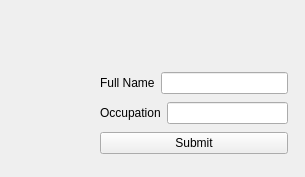
The window that Widget.ui (Krishna-Sharma07/Learning-PySide6) describes before a commit, drawn with Qt 5.
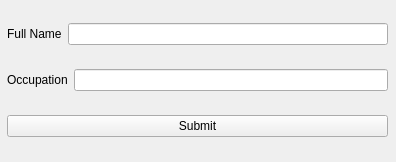
The same window after the commit.

Patch:
```diff
--- a/Widget.ui
+++ b/Widget.ui
@@ -6,20 +6,26 @@
    <rect>
     <x>0</x>
     <y>0</y>
-    <width>305</width>
-    <height>177</height>
+    <width>396</width>
+    <height>162</height>
    </rect>
   </property>
+  <property name="sizePolicy">
+   <sizepolicy hsizetype="Expanding" vsizetype="Expanding">
+    <horstretch>0</horstretch>
+    <verstretch>0</verstretch>
+   </sizepolicy>
+  </property>
   <property name="windowTitle">
    <string>Form</string>
   </property>
-  <widget class="QWidget" name="">
+  <widget class="QWidget" name="layoutWidget">
    <property name="geometry">
     <rect>
-     <x>100</x>
-     <y>70</y>
-     <width>188</width>
-     <height>86</height>
+     <x>7</x>
+     <y>5</y>
+     <width>381</width>
+     <height>151</height>
     </rect>
    </property>
    <layout class="QVBoxLayout" name="verticalLayout">
```
